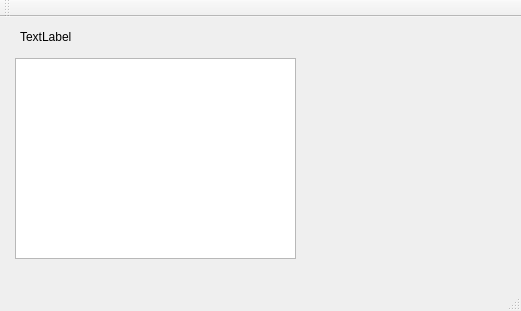
Above: mainwindow.ui from mpromonet/qtv4l2 before the change. Below: the same form after it.
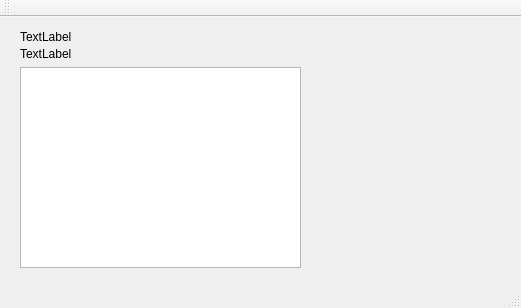
That is the form after the change.

Commit message: display width & height

```diff
--- a/mainwindow.ui
+++ b/mainwindow.ui
@@ -7,7 +7,7 @@
     <x>0</x>
     <y>0</y>
     <width>521</width>
-    <height>311</height>
+    <height>308</height>
    </rect>
   </property>
   <property name="windowTitle">
@@ -17,8 +17,8 @@
    <widget class="QGraphicsView" name="graphicsView">
     <property name="geometry">
      <rect>
-      <x>15</x>
-      <y>41</y>
+      <x>20</x>
+      <y>50</y>
       <width>281</width>
       <height>201</height>
      </rect>
@@ -37,6 +37,19 @@
      <string>TextLabel</string>
     </property>
    </widget>
+   <widget class="QLabel" name="Geometry">
+    <property name="geometry">
+     <rect>
+      <x>20</x>
+      <y>30</y>
+      <width>57</width>
+      <height>14</height>
+     </rect>
+    </property>
+    <property name="text">
+     <string>TextLabel</string>
+    </property>
+   </widget>
   </widget>
   <widget class="QMenuBar" name="menuBar">
    <property name="geometry">
```
The commit also changes 3 other files.
